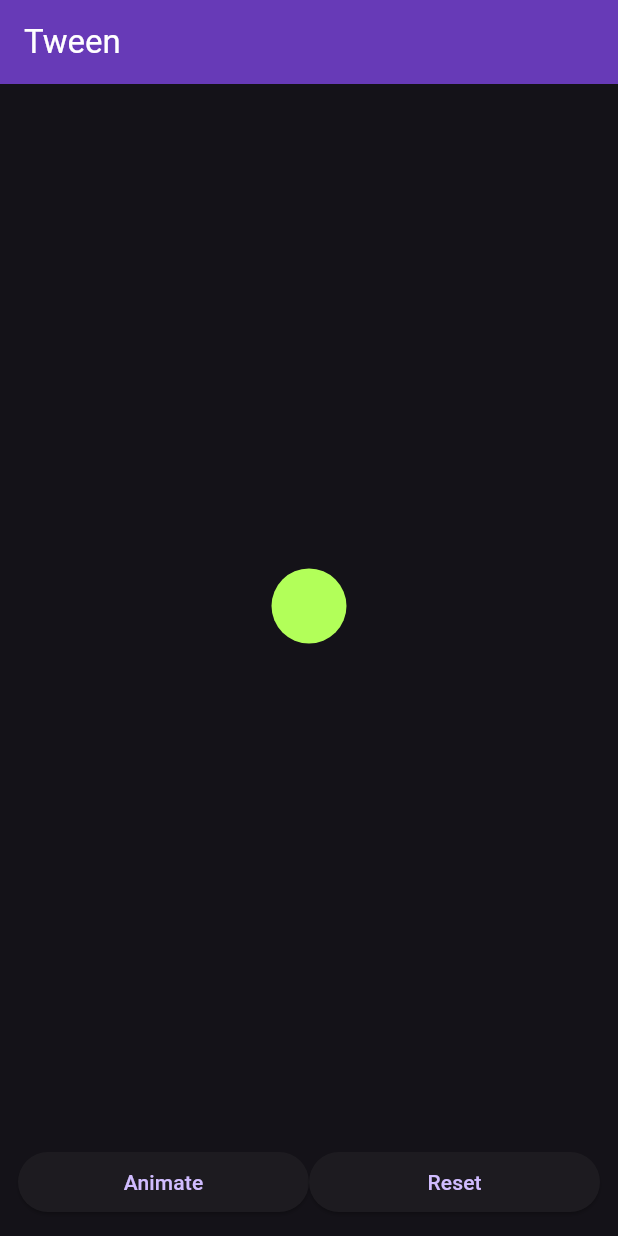
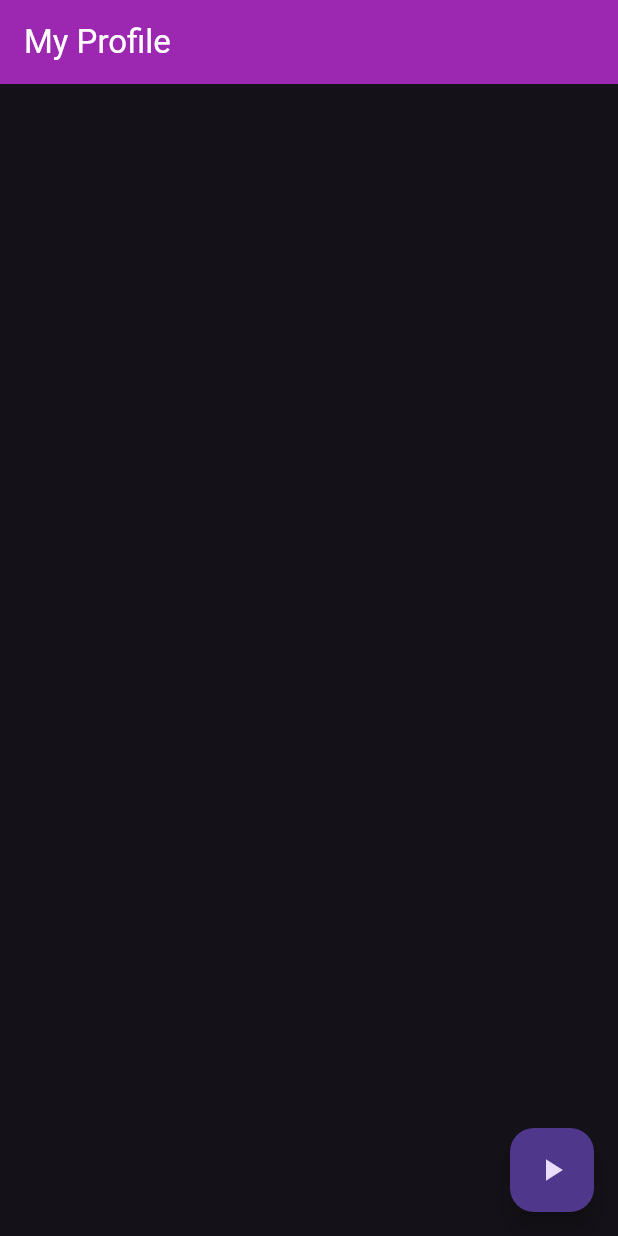
Before and after one commit to Dhannesh/app_animation, a Flutter app: the screen it shows after launch, on a phone screen of 412 x 824 dp. Run offline on Flutter 3.47's test engine with Material 3 defaults, Android fonts, the phone set to English and light mode, and no system bars.

Commit message:
add staggered animation

```diff
--- a/lib/main.dart
+++ b/lib/main.dart
@@ -8,6 +8,8 @@ import 'package:app_animation/basic_animation.dart';
 import 'package:app_animation/changing_circle.dart';
 import 'package:app_animation/multiple_animated_container.dart';
 import 'package:app_animation/my_animated_container2.dart';
+import 'package:app_animation/my_wallet.dart';
+import 'package:app_animation/profile_page_animator.dart';
 import 'package:flutter/material.dart';
 
 void main() {
@@ -23,7 +25,7 @@ class MyApp extends StatelessWidget {
       title: 'Flutter Animation',
       theme: ThemeData(
           brightness: Brightness.dark, primarySwatch: Colors.deepOrange),
-      home: AniTween()
+      home: ProfilePageAnimator()
     );
   }
 }
--- /dev/null
+++ b/lib/profile_page.dart
@@ -0,0 +1,74 @@
+import 'package:flutter/material.dart';
+
+class ProfilePage extends StatelessWidget {
+  ProfilePage({
+    super.key,
+    required AnimationController controller,
+  }) : animation = ProfilePageEnterAnimation(controller);
+
+  final ProfilePageEnterAnimation animation;
+
+  @override
+  Widget build(BuildContext context) {
+    final size = MediaQuery.of(context).size;
+    return Scaffold(
+        body: AnimatedBuilder(
+            animation: animation.controller,
+            builder: (BuildContext _, child) {
+              return Column(
+                children: [
+                  SizedBox(
+                    height: 150,
+                    child: Stack(
+                      clipBehavior: Clip.none,
+                      children: <Widget>[
+                        topBar(animation.barHeight.value),
+                        circle(
+                          size,
+                          animation.avatarSize.value,
+                        )
+                      ],
+                    ),
+                  )
+                ],
+              );
+            }));
+  }
+}
+
+Container topBar(double height) {
+  return Container(
+    height: height,
+    width: double.infinity,
+    color: Colors.purple[100],
+  );
+}
+
+Positioned circle(Size size, double animationValue) {
+  return Positioned(
+    top: 100,
+    left: size.width / 2 - 50,
+    child: Transform(
+      alignment: Alignment.center,
+      transform: Matrix4.diagonal3Values(animationValue, animationValue, 1.0),
+      child: Container(
+        height: 100,
+        width: 100,
+        decoration: BoxDecoration(
+          borderRadius: BorderRadius.circular(100),
+          image: DecorationImage(
+              image: AssetImage("images/dog.jpg"), fit: BoxFit.cover),
+        ),
+      ),
+    ),
+  );
+}
+
+class ProfilePageEnterAnimation {
+  final AnimationController controller;
+  final Animation<double> barHeight;
+  final Animation<double> avatarSize;
+  ProfilePageEnterAnimation(this.controller)
+      : barHeight = Tween<double>(begin: 0, end: 150).animate(CurvedAnimation(parent: controller, curve: Interval(0, 0.7,curve: Curves.easeIn))),
+        avatarSize = Tween<double>(begin: 0, end: 2.0).animate(CurvedAnimation(parent: controller, curve: Interval(0.5, 1.0,curve: Curves.elasticOut)));
+}
--- /dev/null
+++ b/lib/profile_page_animator.dart
@@ -0,0 +1,46 @@
+import 'package:app_animation/profile_page.dart';
+import 'package:flutter/material.dart';
+
+class ProfilePageAnimator extends StatefulWidget {
+  const ProfilePageAnimator({super.key});
+
+  @override
+  State<ProfilePageAnimator> createState() => _ProfilePageAnimatorState();
+}
+
+class _ProfilePageAnimatorState extends State<ProfilePageAnimator> with SingleTickerProviderStateMixin {
+
+  late AnimationController _controller;
+
+  @override
+  void initState() {
+    // TODO: implement initState
+    super.initState();
+    _controller = AnimationController(vsync: this, duration: Duration(seconds: 2));
+  }
+
+  @override
+  void dispose() {
+    _controller.dispose();
+    super.dispose();
+  }
+
+  @override
+  Widget build(BuildContext context) {
+    return Scaffold(
+        appBar: AppBar(
+        backgroundColor: Colors.purple,
+        foregroundColor: Colors.white,
+        title: const Text("My Profile"),
+    ),
+      body: ProfilePage(
+        controller: _controller
+      ),
+      floatingActionButton: FloatingActionButton(onPressed: (){
+        _controller.reset();
+        _controller.forward();
+      },
+      child: Icon(Icons.play_arrow),),
+    );
+  }
+}
```
Also changed, not shown: lib/my_wallet.dart (added, +70 -0 lines), images/dog.jpg (added), 1 other file.
